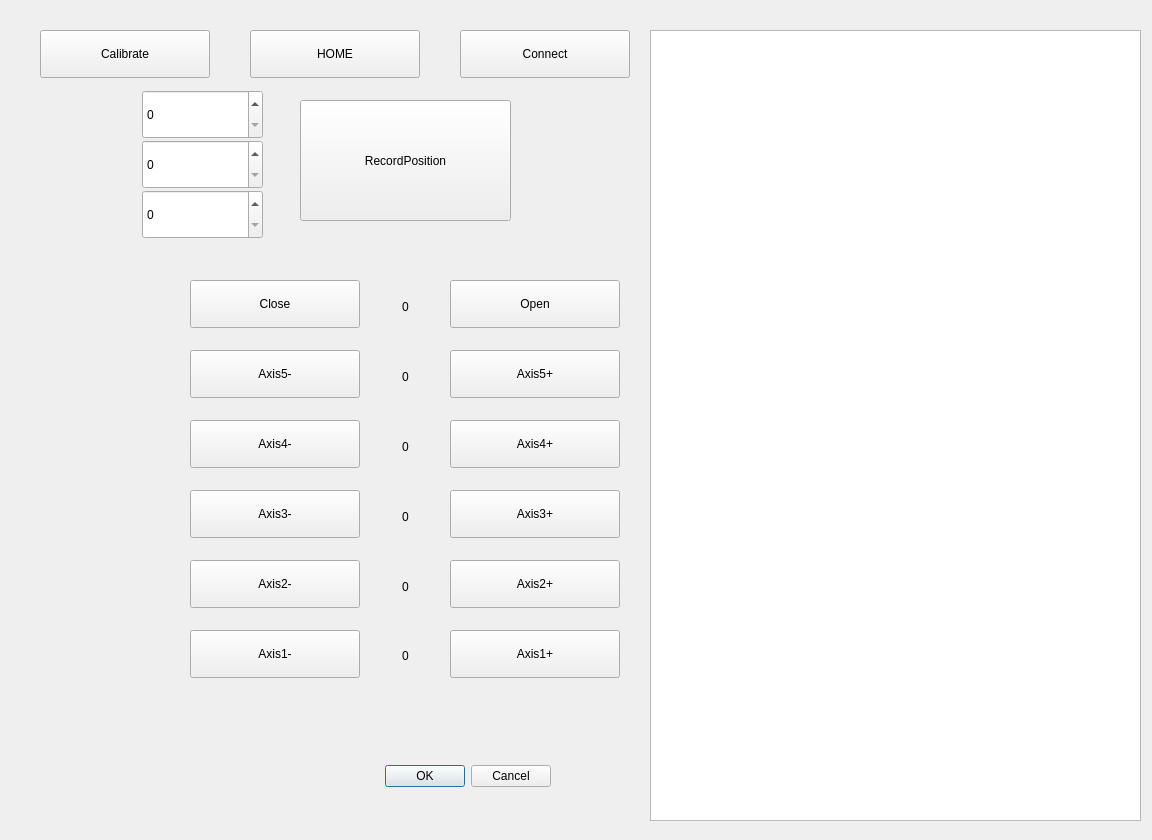
The window that rm501_serial_driver/scripts/rm501_positioner.ui (dani-carbonell/rm501_robot) describes before a commit, drawn with Qt 5.
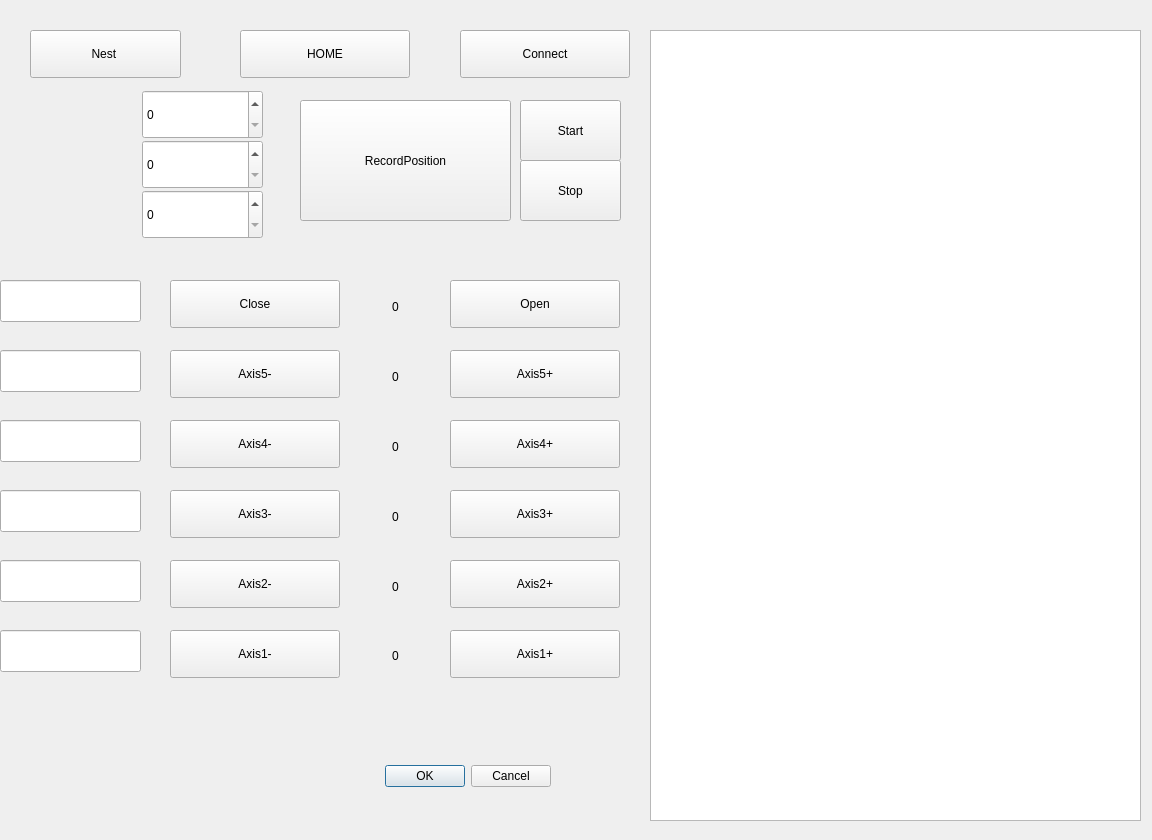
The same window after the commit.

Commit message: Locking and threading added. Major changes.

```diff
--- a/rm501_serial_driver/scripts/rm501_positioner.ui
+++ b/rm501_serial_driver/scripts/rm501_positioner.ui
@@ -32,7 +32,7 @@
   <widget class="QPushButton" name="pushButton">
    <property name="geometry">
     <rect>
-     <x>190</x>
+     <x>170</x>
      <y>630</y>
      <width>170</width>
      <height>48</height>
@@ -58,7 +58,7 @@
   <widget class="QPushButton" name="pushButton_3">
    <property name="geometry">
     <rect>
-     <x>190</x>
+     <x>170</x>
      <y>560</y>
      <width>170</width>
      <height>48</height>
@@ -84,7 +84,7 @@
   <widget class="QPushButton" name="pushButton_5">
    <property name="geometry">
     <rect>
-     <x>190</x>
+     <x>170</x>
      <y>490</y>
      <width>170</width>
      <height>48</height>
@@ -110,7 +110,7 @@
   <widget class="QPushButton" name="pushButton_7">
    <property name="geometry">
     <rect>
-     <x>190</x>
+     <x>170</x>
      <y>420</y>
      <width>170</width>
      <height>48</height>
@@ -136,7 +136,7 @@
   <widget class="QPushButton" name="pushButton_9">
    <property name="geometry">
     <rect>
-     <x>190</x>
+     <x>170</x>
      <y>350</y>
      <width>170</width>
      <height>48</height>
@@ -175,7 +175,7 @@
   <widget class="QPushButton" name="pushButton_12">
    <property name="geometry">
     <rect>
-     <x>190</x>
+     <x>170</x>
      <y>280</y>
      <width>170</width>
      <height>48</height>
@@ -201,7 +201,7 @@
   <widget class="QPushButton" name="pushButton_14">
    <property name="geometry">
     <rect>
-     <x>250</x>
+     <x>240</x>
      <y>30</y>
      <width>170</width>
      <height>48</height>
@@ -237,20 +237,20 @@
   <widget class="QPushButton" name="pushButton_16">
    <property name="geometry">
     <rect>
-     <x>40</x>
+     <x>30</x>
      <y>30</y>
-     <width>170</width>
+     <width>151</width>
      <height>48</height>
     </rect>
    </property>
    <property name="text">
-    <string>Calibrate</string>
+    <string>Nest </string>
    </property>
   </widget>
   <widget class="QLabel" name="label">
    <property name="geometry">
     <rect>
-     <x>370</x>
+     <x>360</x>
      <y>640</y>
      <width>71</width>
      <height>31</height>
@@ -266,7 +266,7 @@
   <widget class="QLabel" name="label_2">
    <property name="geometry">
     <rect>
-     <x>370</x>
+     <x>360</x>
      <y>570</y>
      <width>71</width>
      <height>34</height>
@@ -282,7 +282,7 @@
   <widget class="QLabel" name="label_3">
    <property name="geometry">
     <rect>
-     <x>370</x>
+     <x>360</x>
      <y>500</y>
      <width>71</width>
      <height>34</height>
@@ -298,7 +298,7 @@
   <widget class="QLabel" name="label_4">
    <property name="geometry">
     <rect>
-     <x>370</x>
+     <x>360</x>
      <y>430</y>
      <width>71</width>
      <height>34</height>
@@ -314,7 +314,7 @@
   <widget class="QLabel" name="label_5">
    <property name="geometry">
     <rect>
-     <x>370</x>
+     <x>360</x>
      <y>360</y>
      <width>71</width>
      <height>34</height>
@@ -330,7 +330,7 @@
   <widget class="QLabel" name="label_6">
    <property name="geometry">
     <rect>
-     <x>370</x>
+     <x>360</x>
      <y>290</y>
      <width>71</width>
      <height>34</height>
@@ -373,6 +373,92 @@
     </rect>
    </property>
   </widget>
+  <widget class="QLineEdit" name="lineEdit">
+   <property name="geometry">
+    <rect>
+     <x>0</x>
+     <y>630</y>
+     <width>141</width>
+     <height>42</height>
+    </rect>
+   </property>
+  </widget>
+  <widget class="QLineEdit" name="lineEdit_2">
+   <property name="geometry">
+    <rect>
+     <x>0</x>
+     <y>560</y>
+     <width>141</width>
+     <height>42</height>
+    </rect>
+   </property>
+  </widget>
+  <widget class="QLineEdit" name="lineEdit_3">
+   <property name="geometry">
+    <rect>
+     <x>0</x>
+     <y>420</y>
+     <width>141</width>
+     <height>42</height>
+    </rect>
+   </property>
+  </widget>
+  <widget class="QLineEdit" name="lineEdit_4">
+   <property name="geometry">
+    <rect>
+     <x>0</x>
+     <y>490</y>
+     <width>141</width>
+     <height>42</height>
+    </rect>
+   </property>
+  </widget>
+  <widget class="QLineEdit" name="lineEdit_5">
+   <property name="geometry">
+    <rect>
+     <x>0</x>
+     <y>280</y>
+     <width>141</width>
+     <height>42</height>
+    </rect>
+   </property>
+  </widget>
+  <widget class="QLineEdit" name="lineEdit_6">
+   <property name="geometry">
+    <rect>
+     <x>0</x>
+     <y>350</y>
+     <width>141</width>
+     <height>42</height>
+    </rect>
+   </property>
+  </widget>
+  <widget class="QPushButton" name="pushButton_17">
+   <property name="geometry">
+    <rect>
+     <x>520</x>
+     <y>100</y>
+     <width>101</width>
+     <height>61</height>
+    </rect>
+   </property>
+   <property name="text">
+    <string>Start</string>
+   </property>
+  </widget>
+  <widget class="QPushButton" name="pushButton_18">
+   <property name="geometry">
+    <rect>
+     <x>520</x>
+     <y>160</y>
+     <width>101</width>
+     <height>61</height>
+    </rect>
+   </property>
+   <property name="text">
+    <string>Stop</string>
+   </property>
+  </widget>
  </widget>
  <resources/>
  <connections>
```
The commit also changes 1 other file.
